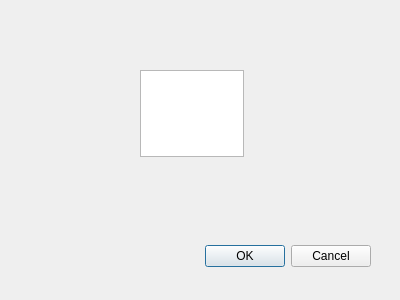
Before: the Qt Designer form scigui/folder/sci_ui_add_item_dialog.ui in Liuxz17/SE2020-KittyRush, drawn with Qt 5.
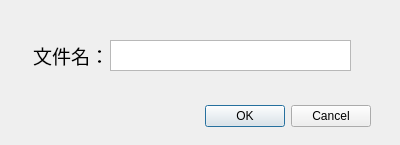
After: the same form once the commit is applied.

Diff of the .ui file:
```diff
--- a/scigui/folder/sci_ui_add_item_dialog.ui
+++ b/scigui/folder/sci_ui_add_item_dialog.ui
@@ -7,7 +7,7 @@
     <x>0</x>
     <y>0</y>
     <width>400</width>
-    <height>300</height>
+    <height>145</height>
    </rect>
   </property>
   <property name="windowTitle">
@@ -17,7 +17,7 @@
    <property name="geometry">
     <rect>
      <x>30</x>
-     <y>240</y>
+     <y>100</y>
      <width>341</width>
      <height>32</height>
     </rect>
@@ -32,11 +32,36 @@
   <widget class="QTextEdit" name="textEdit_item_name">
    <property name="geometry">
     <rect>
-     <x>140</x>
-     <y>70</y>
-     <width>104</width>
-     <height>87</height>
+     <x>110</x>
+     <y>40</y>
+     <width>241</width>
+     <height>31</height>
     </rect>
+   </property>
+   <property name="font">
+    <font>
+     <family>Arial</family>
+     <pointsize>12</pointsize>
+    </font>
+   </property>
+  </widget>
+  <widget class="QLabel" name="label">
+   <property name="geometry">
+    <rect>
+     <x>33</x>
+     <y>40</y>
+     <width>71</width>
+     <height>31</height>
+    </rect>
+   </property>
+   <property name="font">
+    <font>
+     <family>Arial</family>
+     <pointsize>14</pointsize>
+    </font>
+   </property>
+   <property name="text">
+    <string>文件名：</string>
    </property>
   </widget>
  </widget>
```
Left out of the diff: 2 changed lines with no effect on the pictures.
